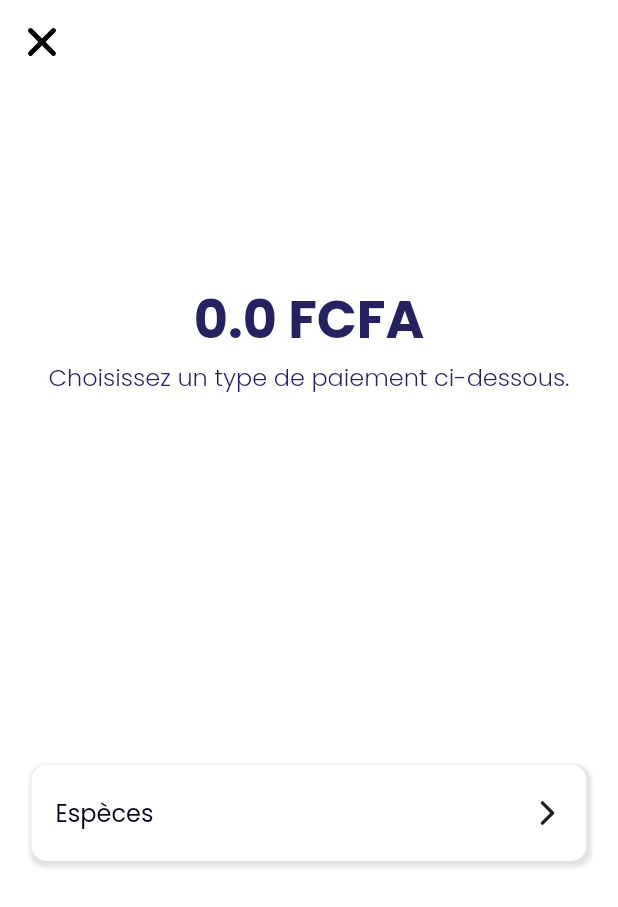
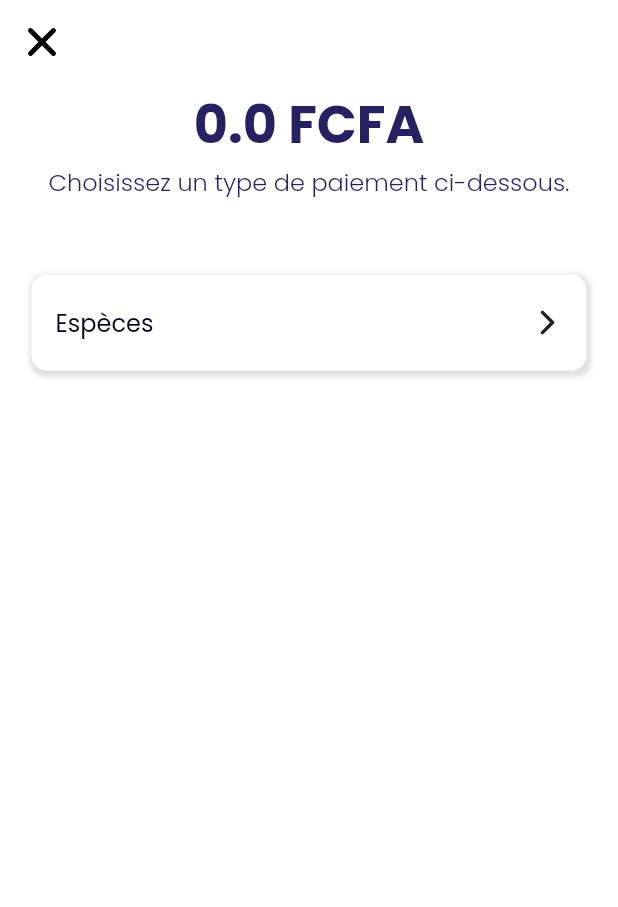
Before and after one commit to charleskoko/mpos_app, a Flutter app: the PaymentOptionsPage screen opened directly with empty values, on a phone screen of 412 x 824 dp. Shown: the top 907 px of the screen. Run offline on Flutter 3.47's test engine with Material 2 defaults, Android fonts, the phone set to English and light mode, and no system bars; our stand-ins replace bloc, dartz, dio, flutter_bloc, flutter_dotenv, flutter_secure_storage and 6 more; accounts and stored records are empty.

Commit message:
master: small bug fixed

```diff
--- a/lib/dashboard/presentation/dashboard_page.dart
+++ b/lib/dashboard/presentation/dashboard_page.dart
@@ -78,6 +78,7 @@ class _DashboardPageState extends State<DashboardPage> {
   Widget build(BuildContext context) {
     return Scaffold(
       appBar: AppBar(
+        centerTitle: true,
         leading: const BackButton(
           color: kPrimaryColor,
         ),
--- a/lib/orders/presentation/transactions_page.dart
+++ b/lib/orders/presentation/transactions_page.dart
@@ -3,7 +3,6 @@ import 'package:flutter_bloc/flutter_bloc.dart';
 import 'package:go_router/go_router.dart';
 import 'package:grouped_list/grouped_list.dart';
 import 'package:intl/intl.dart';
-
 import '../../core/shared/time_formater.dart';
 import '../../src/shared/app_colors.dart';
 import '../../src/widgets/box_loading.dart';
@@ -53,6 +52,7 @@ class _TransactionsPageState extends State<TransactionsPage> {
             }
             if (fetchDoneOrdersState is FetchDoneOrdersLoaded) {
               List<OrderProduct> orders = fetchDoneOrdersState.fresh.entity;
+              orders.sort((a,b) => a.createdAt!.compareTo(b.createdAt!));
               return (fetchDoneOrdersState.fresh.entity.isEmpty)
                   ? const BoxMessage(
                       message: "Vous n'avez aucune ventes enregistrées",
--- a/lib/payment/presentation/payment_options.dart
+++ b/lib/payment/presentation/payment_options.dart
@@ -30,9 +30,8 @@ class _PaymentOptionsPageState extends State<PaymentOptionsPage> {
         elevation: 0,
         backgroundColor: Colors.white,
       ),
-      body: Column(
+      body: Wrap(
         children: [
-          const SizedBox(height: 130),
           SizedBox(
             width: MediaQuery.of(context).size.width,
             child: Center(
@@ -59,7 +58,6 @@ class _PaymentOptionsPageState extends State<PaymentOptionsPage> {
               ),
             ),
           ),
-          Expanded(child: Container()),
           GestureDetector(
               onTap: () {
                 context.pushNamed('cashPayment', params: {
@@ -69,7 +67,7 @@ class _PaymentOptionsPageState extends State<PaymentOptionsPage> {
                 });
               },
               child: Container(
-                margin: const EdgeInsets.only(bottom: 250, left: 21, right: 21),
+                margin: const EdgeInsets.only(bottom: 250, left: 21, right: 21, top:50,),
                 width: MediaQuery.of(context).size.width,
                 height: 64,
                 decoration: BoxDecoration(
```
Also changed, not shown: pubspec.lock.
